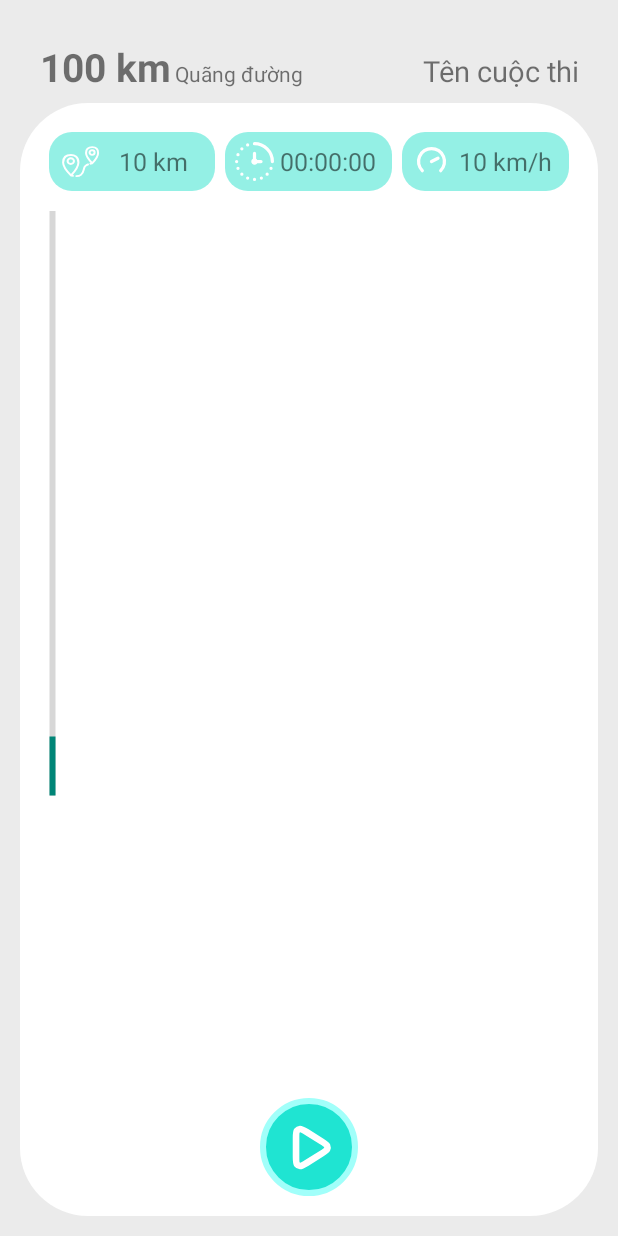
After one commit to ZaoQuin/MarathonOnline, an Android app: the RecordActivity screen opened directly, with no data from a screen before it, on a phone screen of 412 x 824 dp. The commit adds this screen. Run offline under Robolectric (Android 15) with nearby library versions, the phone set to English and light mode, and no system bars; our stand-ins replace data binding, sdp/ssp sizes; 1 statement that could not run was skipped.

Commit message:
UI record basic v1

```diff
--- a/app/src/main/AndroidManifest.xml
+++ b/app/src/main/AndroidManifest.xml
@@ -13,6 +13,9 @@
         android:theme="@style/Theme.MarathonOnline"
         tools:targetApi="31">
         <activity
+            android:name=".RecordActivity"
+            android:exported="false" />
+        <activity
             android:name=".SearchActivity"
             android:exported="false" />
         <activity
--- /dev/null
+++ b/app/src/main/java/com/university/marathononline/RecordActivity.kt
@@ -0,0 +1,20 @@
+package com.university.marathononline
+
+import android.os.Bundle
+import androidx.activity.enableEdgeToEdge
+import androidx.appcompat.app.AppCompatActivity
+import androidx.core.view.ViewCompat
+import androidx.core.view.WindowInsetsCompat
+
+class RecordActivity : AppCompatActivity() {
+    override fun onCreate(savedInstanceState: Bundle?) {
+        super.onCreate(savedInstanceState)
+        enableEdgeToEdge()
+        setContentView(R.layout.activity_record)
+        ViewCompat.setOnApplyWindowInsetsListener(findViewById(R.id.main)) { v, insets ->
+            val systemBars = insets.getInsets(WindowInsetsCompat.Type.systemBars())
+            v.setPadding(systemBars.left, systemBars.top, systemBars.right, systemBars.bottom)
+            insets
+        }
+    }
+}
--- /dev/null
+++ b/app/src/main/res/drawable/background_radius_12sdp.xml
@@ -0,0 +1,4 @@
+<!-- res/drawable/border.xml -->
+<shape xmlns:android="http://schemas.android.com/apk/res/android">
+    <corners android:radius="@dimen/_100sdp"/>
+</shape>
--- /dev/null
+++ b/app/src/main/res/drawable/background_radius_12sdp_light_green.xml
@@ -0,0 +1,5 @@
+<!-- res/drawable/border.xml -->
+<shape xmlns:android="http://schemas.android.com/apk/res/android">
+    <solid android:color="#94F0E5" />
+    <corners android:radius="@dimen/_12sdp"/>
+</shape>
--- /dev/null
+++ b/app/src/main/res/drawable/background_radius_45sdp_white.xml
@@ -0,0 +1,5 @@
+<!-- res/drawable/border.xml -->
+<shape xmlns:android="http://schemas.android.com/apk/res/android">
+    <solid android:color="#FFFFFF" />
+    <corners android:radius="@dimen/_35sdp"/>
+</shape>
--- /dev/null
+++ b/app/src/main/res/drawable/button_circle.xml
@@ -0,0 +1,8 @@
+<?xml version="1.0" encoding="utf-8"?>
+<shape xmlns:android="http://schemas.android.com/apk/res/android"
+    android:shape="oval">
+    <solid android:color="#1FE4D2" />
+    <stroke
+        android:width="@dimen/_3sdp"
+        android:color="#A1FFFA" />
+</shape>
--- /dev/null
+++ b/app/src/main/res/drawable/ic_distance.xml
@@ -0,0 +1,41 @@
+<vector xmlns:android="http://schemas.android.com/apk/res/android"
+    android:width="@dimen/_22sdp"
+    android:height="@dimen/_20sdp"
+    android:viewportWidth="64"
+    android:viewportHeight="64">
+  <path
+      android:pathData="M17.94,54.81a0.1,0.1 0,0 1,-0.14 0c-1,-1.11 -11.69,-13.23 -11.69,-21.26 0,-9.94 6.5,-12.24 11.76,-12.24 4.84,0 11.06,2.6 11.06,12.24C28.93,41.84 18.87,53.72 17.94,54.81Z"
+      android:strokeWidth="3"
+      android:fillColor="#00000000"
+      android:strokeColor="#FFFFFF"/>
+  <path
+      android:pathData="M17.52,31.38m-4.75,0a4.75,4.75 0,1 1,9.5 0a4.75,4.75 0,1 1,-9.5 0"
+      android:strokeWidth="3"
+      android:fillColor="#00000000"
+      android:strokeColor="#FFFFFF"/>
+  <path
+      android:pathData="M49.58,34.77a0.11,0.11 0,0 1,-0.15 0c-0.87,-1 -9.19,-10.45 -9.19,-16.74 0,-7.84 5.12,-9.65 9.27,-9.65 3.81,0 8.71,2 8.71,9.65C58.22,24.52 50.4,33.81 49.58,34.77Z"
+      android:strokeWidth="3"
+      android:fillColor="#00000000"
+      android:strokeColor="#FFFFFF"/>
+  <path
+      android:pathData="M49.23,17.32m-3.75,0a3.75,3.75 0,1 1,7.5 0a3.75,3.75 0,1 1,-7.5 0"
+      android:strokeWidth="3"
+      android:fillColor="#00000000"
+      android:strokeColor="#FFFFFF"/>
+  <path
+      android:pathData="M17.87,54.89a28.73,28.73 0,0 0,3.9 0.89"
+      android:strokeWidth="3"
+      android:fillColor="#00000000"
+      android:strokeColor="#FFFFFF"/>
+  <path
+      android:pathData="M24.68,56.07c2.79,0.12 5.85,-0.28 7.9,-2.08 5.8,-5.09 2.89,-11.25 6.75,-14.71a16.72,16.72 0,0 1,4.93 -3"
+      android:strokeWidth="3"
+      android:fillColor="#00000000"
+      android:strokeColor="#FFFFFF"/>
+  <path
+      android:pathData="M45.63,35.8a23,23 0,0 1,3.88 -0.95"
+      android:strokeWidth="3"
+      android:fillColor="#00000000"
+      android:strokeColor="#FFFFFF"/>
+</vector>
--- /dev/null
+++ b/app/src/main/res/drawable/ic_play.xml
@@ -0,0 +1,12 @@
+<vector xmlns:android="http://schemas.android.com/apk/res/android"
+    android:width="800dp"
+    android:height="800dp"
+    android:viewportWidth="24"
+    android:viewportHeight="24">
+  <path
+      android:pathData="M16.658,9.286C18.098,10.186 18.818,10.636 19.065,11.212C19.28,11.715 19.28,12.285 19.065,12.788C18.818,13.364 18.098,13.814 16.658,14.714L9.896,18.94C8.298,19.939 7.499,20.438 6.84,20.385C6.265,20.339 5.738,20.047 5.394,19.584C5,19.053 5,18.111 5,16.226V7.774C5,5.889 5,4.947 5.394,4.416C5.738,3.953 6.265,3.661 6.84,3.615C7.499,3.562 8.298,4.061 9.896,5.06L16.658,9.286Z"
+      android:strokeLineJoin="round"
+      android:strokeWidth="3"
+      android:fillColor="#00000000"
+      android:strokeColor="#FFFFFF"/>
+</vector>
--- /dev/null
+++ b/app/src/main/res/drawable/ic_run.xml
@@ -0,0 +1,26 @@
+<vector xmlns:android="http://schemas.android.com/apk/res/android"
+    android:width="800dp"
+    android:height="800dp"
+    android:viewportWidth="24"
+    android:viewportHeight="24">
+  <path
+      android:pathData="M18.5,4.5m-2.5,0a2.5,2.5 0,1 1,5 0a2.5,2.5 0,1 1,-5 0"
+      android:strokeWidth="1.5"
+      android:fillColor="#00000000"
+      android:strokeColor="#1C274C"/>
+  <path
+      android:pathData="M9,17L7.999,18.201C7.262,19.086 6.893,19.528 6.389,19.764C5.886,20 5.31,20 4.158,20H3"
+      android:strokeWidth="1.5"
+      android:fillColor="#00000000"
+      android:strokeColor="#1C274C"
+      android:strokeLineCap="round"/>
+  <path
+      android:pathData="M5.806,9.472C6.166,9.268 6.292,8.81 6.088,8.45C5.883,8.09 5.425,7.964 5.065,8.168L5.806,9.472ZM3.629,8.984C3.269,9.188 3.143,9.646 3.348,10.007C3.553,10.367 4.01,10.493 4.371,10.288L3.629,8.984ZM15.75,10.125L15.126,10.541L15.126,10.541L15.75,10.125ZM15.813,10.219L16.437,9.802L16.437,9.802L15.813,10.219ZM10.969,6.653L11.046,5.907L10.969,6.653ZM10.74,6.636L10.707,7.385H10.707L10.74,6.636ZM10.155,6.673L10.052,5.93L10.052,5.93L10.155,6.673ZM21,12.75C21.414,12.75 21.75,12.414 21.75,12C21.75,11.585 21.414,11.25 21,11.25V12.75ZM8.738,6.272C8.35,6.417 8.153,6.849 8.297,7.237C8.442,7.625 8.874,7.823 9.262,7.678L8.738,6.272ZM5.065,8.168L3.629,8.984L4.371,10.288L5.806,9.472L5.065,8.168ZM15.126,10.541L15.189,10.634L16.437,9.802L16.374,9.709L15.126,10.541ZM11.046,5.907C10.944,5.897 10.853,5.89 10.773,5.887L10.707,7.385C10.756,7.387 10.817,7.392 10.891,7.399L11.046,5.907ZM19.141,12.75H21V11.25H19.141V12.75ZM10.773,5.887C10.51,5.875 10.262,5.901 10.052,5.93L10.257,7.416C10.436,7.392 10.579,7.379 10.707,7.385L10.773,5.887ZM15.189,10.634C16.069,11.956 17.552,12.75 19.141,12.75V11.25C18.054,11.25 17.039,10.707 16.437,9.802L15.189,10.634ZM16.374,9.709C15.197,7.943 13.429,6.155 11.046,5.907L10.891,7.399C12.594,7.576 14.025,8.89 15.126,10.541L16.374,9.709ZM9.262,7.678C9.623,7.544 9.944,7.459 10.257,7.416L10.052,5.93C9.611,5.991 9.182,6.107 8.738,6.272L9.262,7.678Z"
+      android:fillColor="#1C274C"/>
+  <path
+      android:pathData="M14,8.5L11.779,11.276C10.943,12.321 10.525,12.844 10.458,13.413C10.42,13.733 10.461,14.057 10.576,14.358C10.78,14.894 11.313,15.298 12.381,16.107C13.194,16.722 13.6,17.03 13.875,17.433C14.033,17.663 14.157,17.913 14.245,18.177C14.4,18.639 14.4,19.149 14.4,20.169V22"
+      android:strokeWidth="1.5"
+      android:fillColor="#00000000"
+      android:strokeColor="#1C274C"
+      android:strokeLineCap="round"/>
+</vector>
--- /dev/null
+++ b/app/src/main/res/drawable/ic_speed.xml
@@ -0,0 +1,20 @@
+<vector xmlns:android="http://schemas.android.com/apk/res/android"
+    android:width="@dimen/_20sdp"
+    android:height="@dimen/_20sdp"
+    android:viewportWidth="24"
+    android:viewportHeight="24">
+  <path
+      android:pathData="M6.343,17.657C5.224,16.538 4.462,15.113 4.154,13.561C3.845,12.009 4.003,10.4 4.609,8.939C5.214,7.477 6.24,6.227 7.555,5.348C8.871,4.469 10.418,4 12,4C13.582,4 15.129,4.469 16.445,5.348C17.76,6.227 18.785,7.477 19.391,8.939C19.997,10.4 20.155,12.009 19.846,13.561C19.538,15.113 18.776,16.538 17.657,17.657"
+      android:strokeLineJoin="round"
+      android:strokeWidth="2"
+      android:fillColor="#00000000"
+      android:strokeColor="#FFFFFF"
+      android:strokeLineCap="round"/>
+  <path
+      android:pathData="M12,12L16,10"
+      android:strokeLineJoin="round"
+      android:strokeWidth="2"
+      android:fillColor="#00000000"
+      android:strokeColor="#FFFFFF"
+      android:strokeLineCap="round"/>
+</vector>
--- /dev/null
+++ b/app/src/main/res/drawable/ic_stop.xml
@@ -0,0 +1,11 @@
+<vector xmlns:android="http://schemas.android.com/apk/res/android"
+    android:width="800dp"
+    android:height="800dp"
+    android:viewportWidth="24"
+    android:viewportHeight="24">
+  <path
+      android:pathData="M2,12C2,7.286 2,4.929 3.464,3.464C4.929,2 7.286,2 12,2C16.714,2 19.071,2 20.535,3.464C22,4.929 22,7.286 22,12C22,16.714 22,19.071 20.535,20.535C19.071,22 16.714,22 12,22C7.286,22 4.929,22 3.464,20.535C2,19.071 2,16.714 2,12Z"
+      android:strokeWidth="3"
+      android:fillColor="@android:color/transparent"
+      android:strokeColor="#FFFFFF"/>
+</vector>
--- /dev/null
+++ b/app/src/main/res/drawable/ic_time.xml
@@ -0,0 +1,9 @@
+<vector xmlns:android="http://schemas.android.com/apk/res/android"
+    android:width="@dimen/_20sdp"
+    android:height="@dimen/_20sdp"
+    android:viewportWidth="24"
+    android:viewportHeight="24">
+  <path
+      android:pathData="M24,12a1,1 0,0 1,-2 0A10.011,10.011 0,0 0,12 2a1,1 0,0 1,0 -2A12.013,12.013 0,0 1,24 12ZM16,13a1,1 0,0 0,0 -2L13.723,11A2,2 0,0 0,13 10.277L13,7a1,1 0,0 0,-2 0v3.277A1.994,1.994 0,1 0,13.723 13ZM1.827,6.784a1,1 0,1 0,1 1A1,1 0,0 0,1.827 6.784ZM2,12a1,1 0,1 0,-1 1A1,1 0,0 0,2 12ZM12,22a1,1 0,1 0,1 1A1,1 0,0 0,12 22ZM4.221,3.207a1,1 0,1 0,1 1A1,1 0,0 0,4.221 3.207ZM7.779,0.841a1,1 0,1 0,1 1A1,1 0,0 0,7.779 0.841ZM1.827,15.216a1,1 0,1 0,1 1A1,1 0,0 0,1.827 15.216ZM4.221,18.793a1,1 0,1 0,1 1A1,1 0,0 0,4.221 18.793ZM7.779,21.159a1,1 0,1 0,1 1A1,1 0,0 0,7.779 21.159ZM22.173,15.216a1,1 0,1 0,1 1A1,1 0,0 0,22.173 15.216ZM19.779,18.793a1,1 0,1 0,1 1A1,1 0,0 0,19.779 18.793ZM16.221,21.159a1,1 0,1 0,1 1A1,1 0,0 0,16.221 21.159Z"
+      android:fillColor="#FFFFFF"/>
+</vector>
--- a/app/src/main/res/layout/activity_main.xml
+++ b/app/src/main/res/layout/activity_main.xml
@@ -42,12 +42,9 @@
 
         <com.google.android.material.floatingactionbutton.FloatingActionButton
             android:id="@+id/btnRecord"
-            android:layout_width="@dimen/_40sdp"
-            android:layout_height="@dimen/_40sdp"
-            android:contentDescription="TODO"
+            android:layout_width="wrap_content"
+            android:layout_height="wrap_content"
             android:src="@drawable/ic_run"
-            android:scaleType="center"
-            android:padding="0dp"
             app:layout_anchor="@id/bottomAppBar" />
     </androidx.coordinatorlayout.widget.CoordinatorLayout>
 </layout>
--- /dev/null
+++ b/app/src/main/res/layout/activity_record.xml
@@ -0,0 +1,149 @@
+<layout xmlns:android="http://schemas.android.com/apk/res/android"
+    xmlns:app="http://schemas.android.com/apk/res-auto"
+    xmlns:tools="http://schemas.android.com/tools">
+
+    <data>
+    </data>
+
+    <LinearLayout
+        android:layout_width="match_parent"
+        android:layout_height="match_parent"
+        android:orientation="vertical"
+        android:background="#EBEBEB">
+
+        <LinearLayout
+            android:layout_width="match_parent"
+            android:layout_height="wrap_content"
+            android:orientation="horizontal"
+            android:layout_marginTop="@dimen/_10sdp"
+            android:layout_marginStart="@dimen/_10sdp"
+            android:layout_marginEnd="@dimen/_10sdp"
+            android:paddingTop="@dimen/_10sdp"
+            android:paddingStart="@dimen/_10sdp"
+            android:paddingEnd="@dimen/_10sdp">
+
+            <TextView
+                android:layout_width="wrap_content"
+                android:layout_height="wrap_content"
+                android:text="100 km"
+                android:textSize="@dimen/_20sdp"
+                android:textStyle="bold"/>
+
+            <TextView
+                android:layout_width="wrap_content"
+                android:layout_height="wrap_content"
+                android:layout_marginStart="@dimen/_2ssp"
+                android:text="Quãng đường"/>
+
+            <TextView
+                android:layout_width="wrap_content"
+                android:layout_height="wrap_content"
+                android:layout_weight="1"
+                android:text="Tên cuộc thi"
+                android:gravity="end"
+                android:textSize="@dimen/_15sdp"/>
+
+        </LinearLayout>
+
+        <FrameLayout
+            android:layout_width="match_parent"
+            android:layout_height="match_parent"
+            android:layout_marginStart="@dimen/_10sdp"
+            android:layout_marginTop="@dimen/_5sdp"
+            android:layout_marginEnd="@dimen/_10sdp"
+            android:layout_marginBottom="@dimen/_10sdp"
+            android:background="@drawable/background_radius_45sdp_white"
+            android:clipChildren="true">
+
+
+
+            <LinearLayout
+                android:layout_width="match_parent"
+                android:layout_height="wrap_content"
+                android:orientation="horizontal"
+                android:padding="@dimen/_15sdp">
+
+                <LinearLayout
+                    android:layout_width="match_parent"
+                    android:layout_height="wrap_content"
+                    android:orientation="horizontal">
+
+                    <TextView
+                        android:layout_width="0dp"
+                        android:layout_height="wrap_content"
+                        android:layout_marginEnd="@dimen/_5sdp"
+                        android:layout_weight="1"
+                        android:background="@drawable/background_radius_12sdp_light_green"
+                        android:gravity="center"
+                        android:padding="@dimen/_5sdp"
+                        android:text="10 km"
+                        android:textSize="@dimen/_13ssp"
+                        app:drawableStartCompat="@drawable/ic_distance" />
+
+                    <TextView
+                        android:layout_width="0dp"
+                        android:layout_height="wrap_content"
+                        android:layout_marginEnd="@dimen/_5sdp"
+                        android:layout_weight="1"
+                        android:background="@drawable/background_radius_12sdp_light_green"
+                        android:gravity="center"
+                        android:padding="@dimen/_5sdp"
+                        android:text="00:00:00"
+                        android:textSize="@dimen/_13ssp"
+                        app:drawableStartCompat="@drawable/ic_time" />
+
+                    <TextView
+                        android:layout_width="0dp"
+                        android:layout_height="wrap_content"
+                        android:layout_weight="1"
+                        android:background="@drawable/background_radius_12sdp_light_green"
+                        android:gravity="center"
+                        android:padding="@dimen/_5sdp"
+                        android:text="10 km/h"
+                        android:textSize="@dimen/_13ssp"
+                        app:drawableStartCompat="@drawable/ic_speed" />
+
+                </LinearLayout>
+
+            </LinearLayout>
+
+
+            <ProgressBar
+                style="?android:attr/progressBarStyleHorizontal"
+                android:layout_width="@dimen/_300sdp"
+                android:layout_height="@dimen/_10sdp"
+                android:layout_gravity="start"
+                android:layout_marginTop="@dimen/_100sdp"
+                android:layout_marginStart="@dimen/_5sdp"
+                android:max="100"
+                android:progress="10"
+                android:rotation="270"
+                android:translationX="-180dp"
+                android:translationY="@dimen/_100sdp"/>
+
+            <ImageButton
+                android:layout_width="@dimen/_50sdp"
+                android:layout_height="@dimen/_50sdp"
+                android:background="@drawable/button_circle"
+                android:layout_gravity="center_horizontal|bottom"
+                android:layout_margin="@dimen/_10sdp"
+                android:src="@drawable/ic_play"
+                android:scaleType="centerInside"
+                android:padding="@dimen/_10sdp"
+                android:paddingStart="@dimen/_13sdp"/>
+
+<!--            <ImageButton-->
+<!--                android:layout_width="@dimen/_50sdp"-->
+<!--                android:layout_height="@dimen/_50sdp"-->
+<!--                android:background="@drawable/button_circle"-->
+<!--                android:layout_gravity="center_horizontal|bottom"-->
+<!--                android:layout_margin="@dimen/_10sdp"-->
+<!--                android:src="@drawable/ic_stop"-->
+<!--                android:scaleType="centerInside"-->
+<!--                android:padding="@dimen/_15sdp"/>-->
+
+        </FrameLayout>
+
+    </LinearLayout>
+
+</layout>
--- a/app/src/main/res/values/themes.xml
+++ b/app/src/main/res/values/themes.xml
@@ -4,4 +4,10 @@
     </style>
 
     <style name="Theme.MarathonOnline" parent="Base.Theme.MarathonOnline" />
+    <style name="VerticalProgressBar" parent="Widget.AppCompat.ProgressBar">
+        <item name="android:layout_width">10dp</item>
+        <item name="android:layout_height">match_parent</item>
+        <item name="android:indeterminate">false</item>
+        <item name="android:max">100</item>
+    </style>
 </resources>
```
Also changed, not shown: app/src/main/res/drawable/ic_run.png (deleted).
